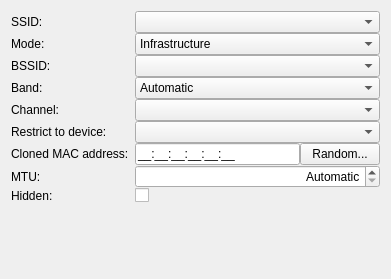
Old version of the form libs/editor/settings/ui/wificonnectionwidget.ui in the repository KDE/plasma-nm.
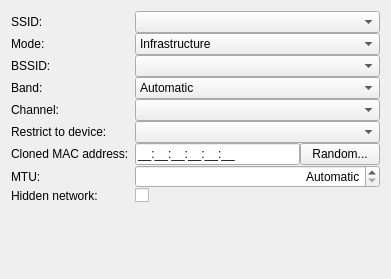
New version of the form. Custom widgets are drawn as their Qt base class.

Commit message: Be more informative about what option 'Hidden' do in create wifi connection dialog.

```diff
--- a/libs/editor/settings/ui/wificonnectionwidget.ui
+++ b/libs/editor/settings/ui/wificonnectionwidget.ui
@@ -191,7 +191,7 @@
    <item row="11" column="0">
     <widget class="QLabel" name="label_4">
      <property name="text">
-      <string>Hidden:</string>
+      <string>Hidden network:</string>
      </property>
      <property name="buddy">
       <cstring>hiddenNetwork</cstring>
```
Left out of the diff: 6 changed lines with no effect on the pictures.
